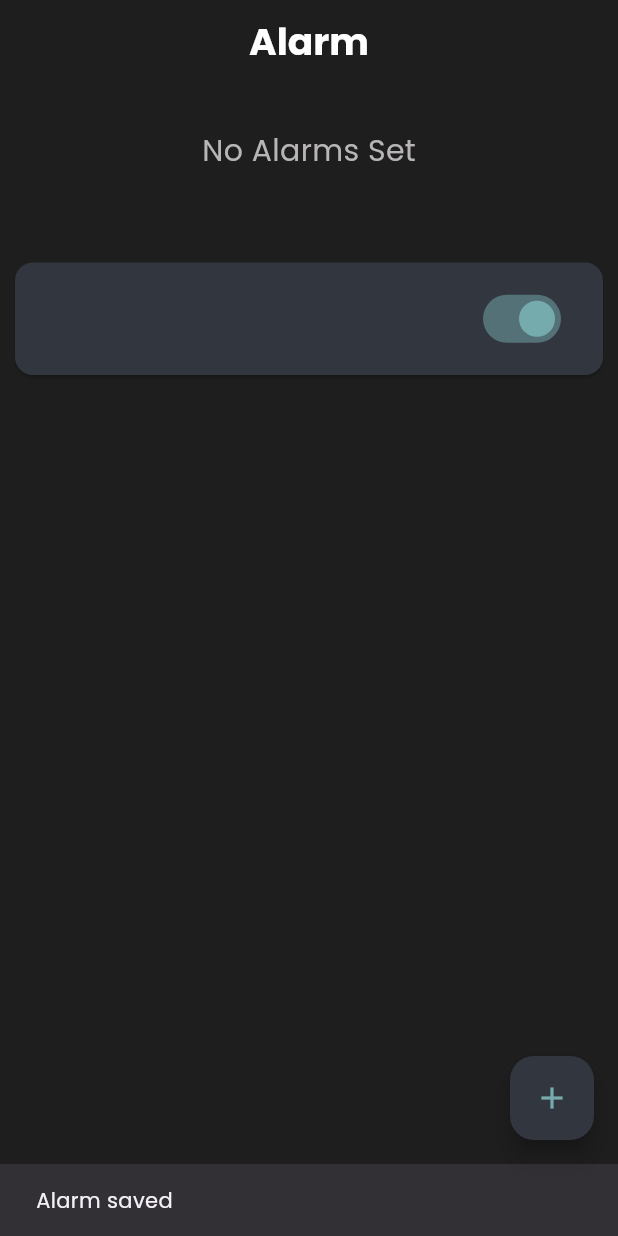
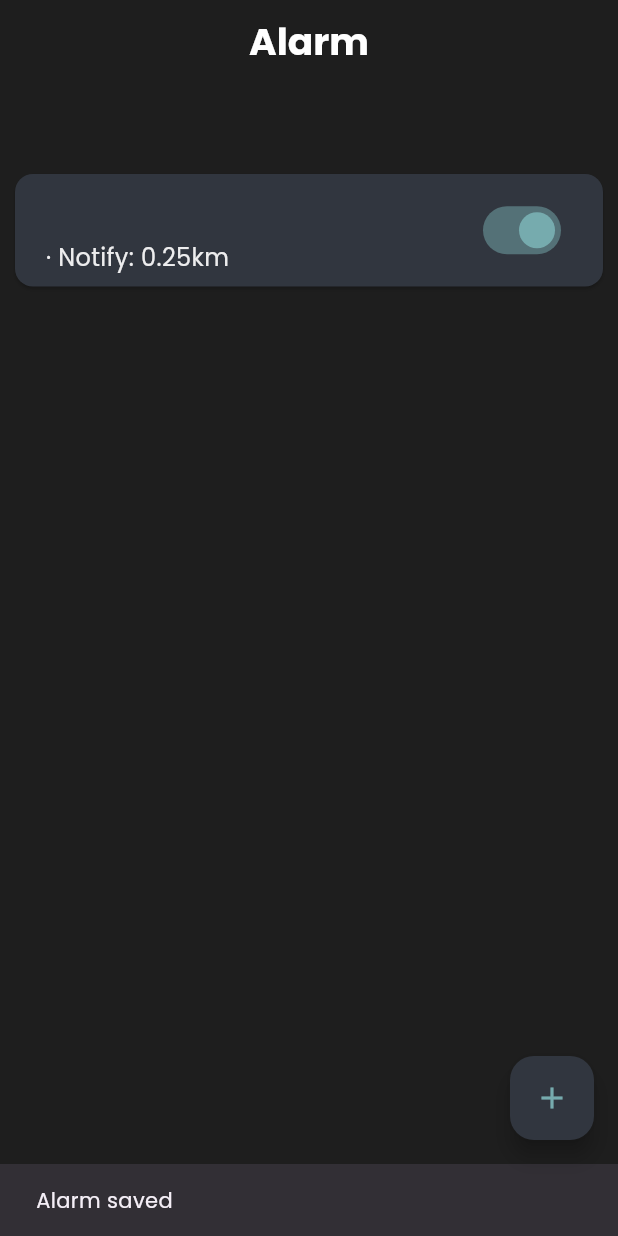
Before and after one commit to kbimsara/pointAlarm, a Flutter app: the AlarmPage screen opened directly, after a tap on "Save Alarm", on a phone screen of 412 x 824 dp. Run offline on Flutter 3.47's test engine with Material 3 defaults, Android fonts, the phone set to English and light mode, and no system bars; our stand-ins replace cloud_firestore, firebase_core, flutter_map, geolocator, latlong2; accounts and stored records are empty.

Commit message:
update alarm card, fix edit page issue

```diff
--- a/lib/Components/alarmCard.dart
+++ b/lib/Components/alarmCard.dart
@@ -7,6 +7,7 @@ class AlarmCard extends StatelessWidget {
   final String time;
   final String label;
   final String description;
+  final double? notifyBeforeKm;
   final bool isActive;
 
   const AlarmCard({
@@ -15,6 +16,7 @@ class AlarmCard extends StatelessWidget {
     required this.time,
     required this.label,
     required this.description,
+    this.notifyBeforeKm,
     this.isActive = false,
   });
 
@@ -49,7 +51,9 @@ class AlarmCard extends StatelessWidget {
             ),
           ),
           subtitle: Text(
-            '$description',
+            notifyBeforeKm != null && notifyBeforeKm! > 0
+                ? '$description · Notify: ${notifyBeforeKm!.toStringAsFixed(2)}km'
+                : '$description',
             style: const TextStyle(color: Color(0xffEEEEEEF), fontSize: 16),
           ),
           trailing: Switch(
--- a/lib/Pages/myHome.dart
+++ b/lib/Pages/myHome.dart
@@ -72,24 +72,8 @@ class _MyHomePageState extends State<MyHomePage> {
     return Scaffold(
       backgroundColor: Color(0xff1E1E1E),
       appBar: appBar(),
-      body: Column(
-        children: [
-          //Alarm state
-          Container(
-            margin: EdgeInsets.only(top: 30),
-            child: Center(
-              child: Text(
-                'No Alarms Set',
-                style: TextStyle(
-                  color: Color.fromARGB(255, 184, 181, 181),
-                  fontSize: 20,
-                  fontWeight: FontWeight.normal,
-                ),
-              ),
-            ),
-          ),
-          Container(
-            margin: EdgeInsets.only(top: 50),
+      body: Container(
+        margin: const EdgeInsets.only(top: 30),
         child: StreamBuilder<QuerySnapshot>(
           stream: firestoreService.getAlarmsStream(),
           builder: (context, snapshot) {
@@ -101,27 +85,40 @@ class _MyHomePageState extends State<MyHomePage> {
             }
             final docs = snapshot.data!.docs;
             if (docs.isEmpty) {
-                  return const Center(child: Text('No alarms found'));
+              return Center(
+                child: Text(
+                  'No Alarms Set',
+                  style: TextStyle(
+                    color: Color.fromARGB(255, 184, 181, 181),
+                    fontSize: 20,
+                    fontWeight: FontWeight.normal,
+                  ),
+                ),
+              );
             }
             return ListView.builder(
+              padding: const EdgeInsets.only(top: 20),
               shrinkWrap: true,
               itemCount: docs.length,
               itemBuilder: (context, index) {
                 final doc = docs[index];
                 final data = doc.data() as Map<String, dynamic>;
+                    final nb = data['notifyBeforeKm'];
+          final double? notifyBeforeKm = (nb is num)
+            ? nb.toDouble()
+                        : (nb != null ? double.tryParse(nb.toString()) : null);
                     return AlarmCard(
                       id: doc.id,
                       time: data['time'] ?? '',
                       label: data['label'] ?? '',
                       description: data['type'] ?? data['description'] ?? '',
+                      notifyBeforeKm: notifyBeforeKm,
                       isActive: data['isActive'] ?? false,
                     );
               },
             );
           },
         ),
-          ),
-        ],
       ),
       //floatig action button
       floatingActionButton: FloatingActionButton(
--- a/lib/Pages/setAlarmPage.dart
+++ b/lib/Pages/setAlarmPage.dart
@@ -97,18 +97,94 @@ class _AlarmPageState extends State<AlarmPage> {
           crossAxisAlignment: CrossAxisAlignment.start,
           children: [
             if (isEditing) ...[
-              _buildDetailItem('ID', widget.id.toString()),
-              _buildDetailItem('Current Time', widget.time ?? ''),
-              _buildDetailItem('Current Label', widget.label ?? ''),
-              _buildDetailItem('Current description', widget.description ?? ''),
-              _buildDetailItem(
-                'Status',
-                widget.isActive == true ? 'Active' : 'Inactive',
+              // Editable fields when editing an existing alarm
+              // Label
+              _buildFormField('Label', lableController, 'Morning Alarm'),
+              const SizedBox(height: 16),
+              // Description
+              _buildFormField('Description', descriptionController, 'Once'),
+              const SizedBox(height: 12),
+              // Notify before selector
+              Row(
+                children: [
+                  const Text(
+                    'Notify Before:',
+                    style: TextStyle(
+                      color: Color(0xff76ABAE),
+                      fontSize: 16,
+                      fontWeight: FontWeight.bold,
+                    ),
+                  ),
+                  const SizedBox(width: 20),
+                  DropdownButton<int>(
+                    value: _selectedValue,
+                    dropdownColor: const Color(0xff31363F),
+                    style: const TextStyle(color: Color(0xffEEEEEE)),
+                    items: const [
+                      DropdownMenuItem(value: 1, child: Text('0.25km')),
+                      DropdownMenuItem(value: 2, child: Text('0.5km')),
+                      DropdownMenuItem(value: 3, child: Text('0.75km')),
+                    ],
+                    onChanged: (value) {
+                      setState(() {
+                        _selectedValue = value!;
+                      });
+                    },
+                  ),
+                ],
               ),
-
-              // const Divider(color: Color(0xff76ABAE)),
+              const SizedBox(height: 12),
               MapCard(lat: _lat, long: _long),
-              const SizedBox(height: 20),
+              const SizedBox(height: 12),
+              Center(
+                child: ElevatedButton(
+                  onPressed: () {
+                    // Open map page and await selected location
+                    () async {
+                      final result = await Navigator.push(
+                        context,
+                        MaterialPageRoute(
+                          builder: (context) => const MapPage(),
+                        ),
+                      );
+                      if (result != null && result is Map) {
+                        final lat = result['lat'];
+                        final lon = result['long'] ?? result['lng'] ?? result['lon'];
+                        if (lat != null && lon != null) {
+                          setState(() {
+                            _lat = (lat is double) ? lat : double.tryParse(lat.toString());
+                            _long = (lon is double) ? lon : double.tryParse(lon.toString());
+                          });
+                        }
+                      }
+                    }();
+                  },
+                  style: ElevatedButton.styleFrom(
+                    backgroundColor: const Color(0xff76ABAE),
+                  ),
+                  child: const Text(
+                    'Select Location',
+                    style: TextStyle(color: Color(0xff1E1E1E)),
+                  ),
+                ),
+              ),
+              const SizedBox(height: 12),
+              Center(
+                child: ElevatedButton(
+                  onPressed: () async {
+                    // Update details (save will call update when widget.id != null)
+                    await saveAlarm();
+                  },
+                  style: ElevatedButton.styleFrom(
+                    backgroundColor: const Color(0xff76ABAE),
+                  ),
+                  child: const Text(
+                    'Update Details',
+                    style: TextStyle(color: Color(0xff1E1E1E)),
+                  ),
+                ),
+              ),
+              const SizedBox(height: 12),
             ] else ...[
                 _buildFormField('Set Label', lableController, 'Morning Alarm'),
                 const SizedBox(height: 20),
@@ -215,31 +291,7 @@ class _AlarmPageState extends State<AlarmPage> {
 
   // Location fetching moved to MapPage; no automatic fetch on this page.
 
-  //detail item widget
-  Widget _buildDetailItem(String label, String value) {
-    return Padding(
-      padding: const EdgeInsets.only(bottom: 12.0),
-      child: Row(
-        crossAxisAlignment: CrossAxisAlignment.start,
-        children: [
-          Text(
-            '$label: ',
-            style: const TextStyle(
-              color: Color(0xff76ABAE),
-              fontSize: 16,
-              fontWeight: FontWeight.bold,
-            ),
-          ),
-          Expanded(
-            child: Text(
-              value,
-              style: const TextStyle(color: Color(0xffEEEEEE), fontSize: 16),
-            ),
-          ),
-        ],
-      ),
-    );
-  }
+  // (detail view removed) Editable form fields are rendered above for both create and edit modes.
 
   //form field widget
   Widget _buildFormField(
```
Lines whose indentation alone changed are shown as unchanged.
